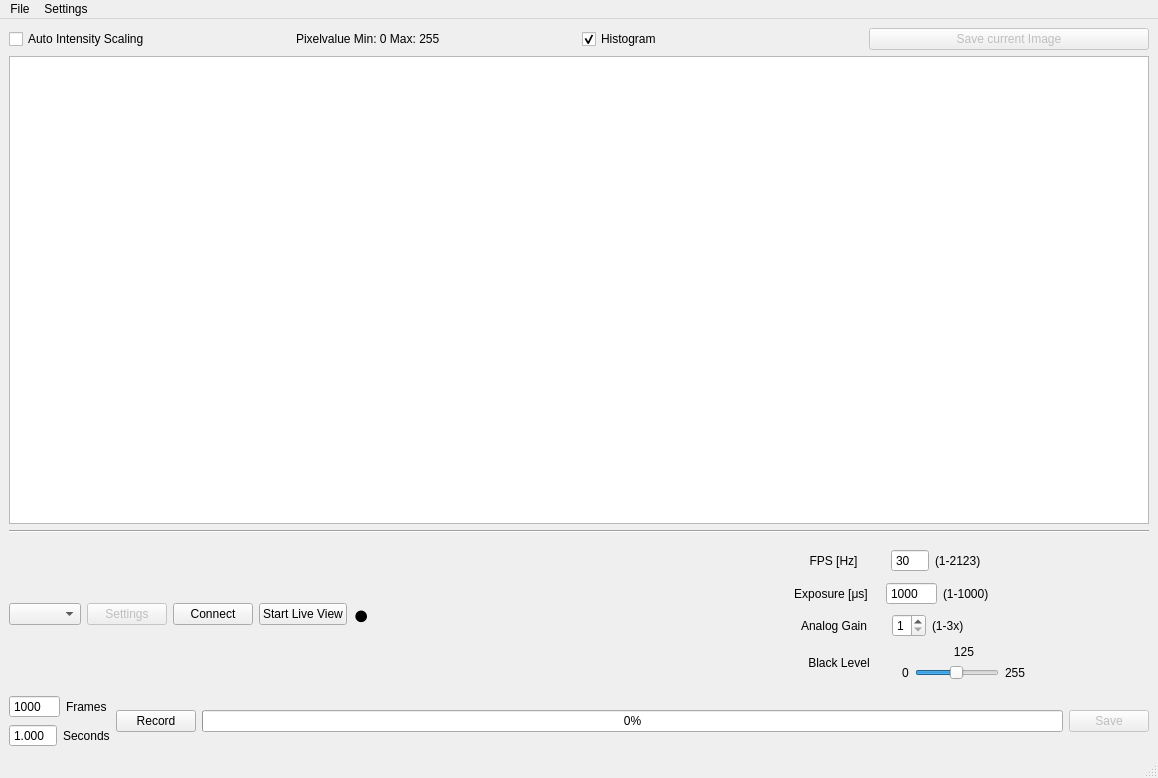
First picture: the form in MainWindow.ui, repository weidtn/harvesters_pg, before the edit.
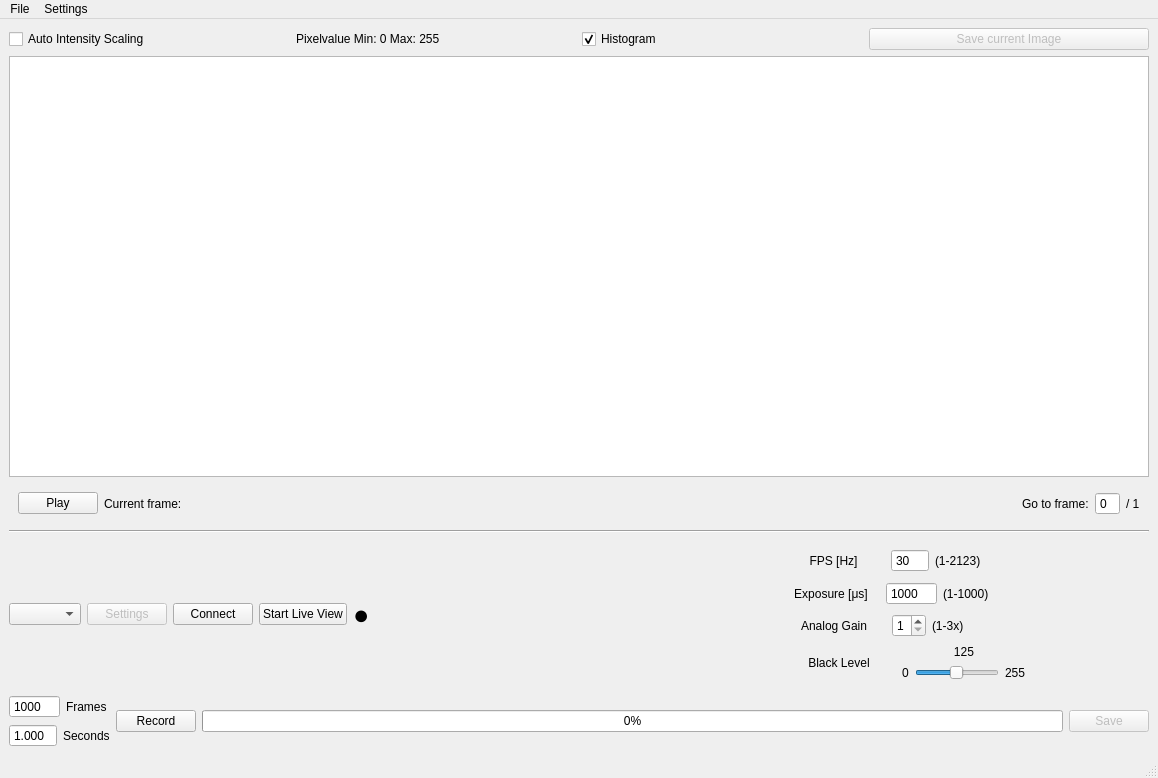
Second picture: the form after the edit. Custom widgets are drawn as their Qt base class.

What changed in the file:
```diff
--- a/MainWindow.ui
+++ b/MainWindow.ui
@@ -10,6 +10,12 @@
     <height>778</height>
    </rect>
   </property>
+  <property name="sizePolicy">
+   <sizepolicy hsizetype="Fixed" vsizetype="Fixed">
+    <horstretch>0</horstretch>
+    <verstretch>0</verstretch>
+   </sizepolicy>
+  </property>
   <property name="windowTitle">
    <string>MainWindow</string>
   </property>
@@ -67,6 +73,66 @@
       <item>
        <widget class="ImageView" name="ImageView"/>
       </item>
+      <item>
+       <widget class="QWidget" name="recording" native="true">
+        <property name="sizePolicy">
+         <sizepolicy hsizetype="Preferred" vsizetype="Preferred">
+          <horstretch>0</horstretch>
+          <verstretch>0</verstretch>
+         </sizepolicy>
+        </property>
+        <layout class="QHBoxLayout" name="horizontalLayout_7">
+         <item>
+          <widget class="QPushButton" name="pb_play">
+           <property name="text">
+            <string>Play</string>
+           </property>
+          </widget>
+         </item>
+         <item>
+          <widget class="QLabel" name="lbl_current_frame">
+           <property name="text">
+            <string>Current frame:</string>
+           </property>
+          </widget>
+         </item>
+         <item>
+          <spacer name="horizontalSpacer_6">
+           <property name="orientation">
+            <enum>Qt::Orientation::Horizontal</enum>
+           </property>
+           <property name="sizeHint" stdset="0">
+            <size>
+             <width>40</width>
+             <height>20</height>
+            </size>
+           </property>
+          </spacer>
+         </item>
+         <item>
+          <widget class="QLabel" name="lbl_goto_frame">
+           <property name="text">
+            <string>Go to frame:</string>
+           </property>
+          </widget>
+         </item>
+         <item>
+          <widget class="QSpinBox" name="sb_goto_frame">
+           <property name="buttonSymbols">
+            <enum>QAbstractSpinBox::ButtonSymbols::NoButtons</enum>
+           </property>
+          </widget>
+         </item>
+         <item>
+          <widget class="QLabel" name="lbl_goto_frame_max">
+           <property name="text">
+            <string>/ 1</string>
+           </property>
+          </widget>
+         </item>
+        </layout>
+       </widget>
+      </item>
       <item>
        <widget class="Line" name="line">
         <property name="orientation">
```
